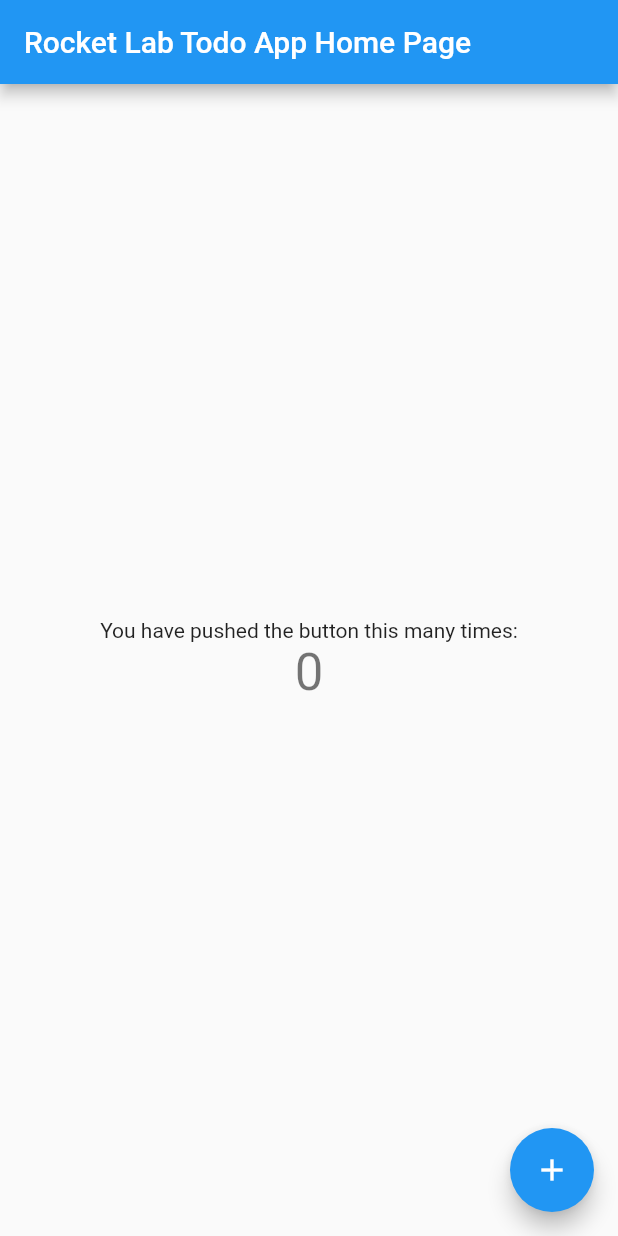
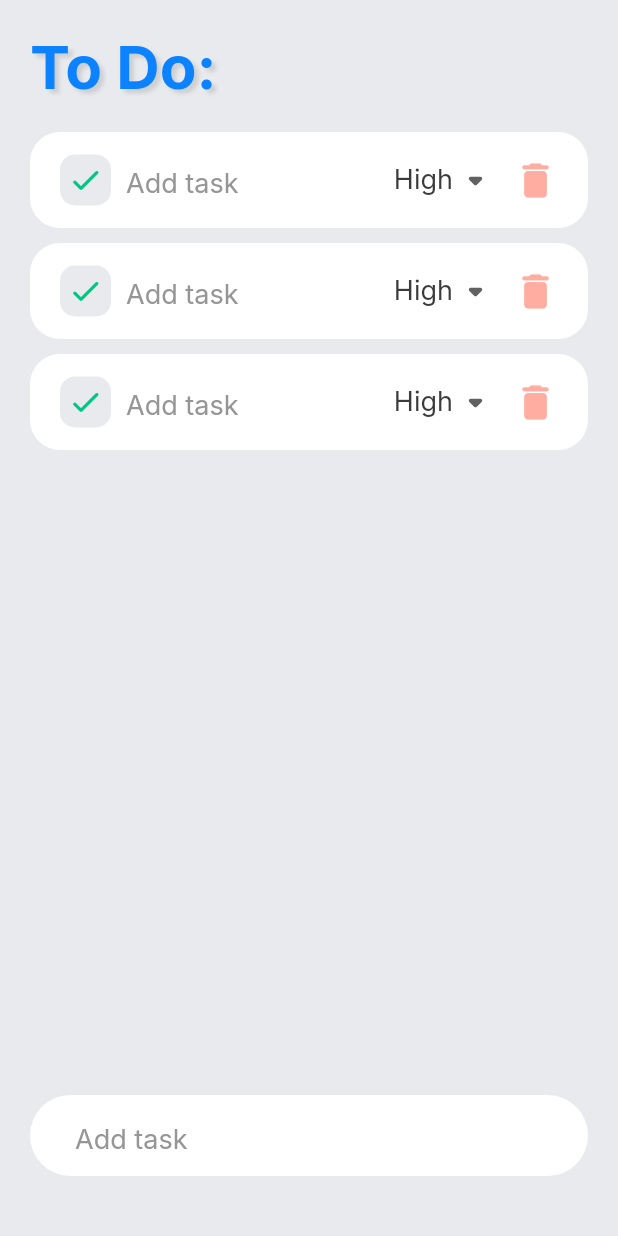
Before and after one commit to zvikasan/rocket_lab_todo_app, a Flutter app: the screen it shows after launch, on a phone screen of 412 x 824 dp. Run offline on Flutter 3.47's test engine with Material 2 defaults, Android fonts, the phone set to English and light mode, and no system bars; our stand-ins replace flutter_riverpod, google_fonts.

Commit message:
initial app setup and preliminary design

```diff
--- /dev/null
+++ b/lib/app.dart
@@ -0,0 +1,19 @@
+import 'package:flutter/material.dart';
+import 'package:rocket_lab_todo_app/to_do_list_screen.dart';
+
+class MyApp extends StatelessWidget {
+  const MyApp({super.key});
+
+  // This widget is the root of your application.
+  @override
+  Widget build(BuildContext context) {
+    return MaterialApp(
+      title: 'Rocket Lab Todo App',
+      debugShowCheckedModeBanner: false,
+      theme: ThemeData(
+        primarySwatch: Colors.grey,
+      ),
+      home: const ToDoListScreen(),
+    );
+  }
+}
--- a/lib/main.dart
+++ b/lib/main.dart
@@ -1,68 +1,14 @@
+import 'dart:async';
 import 'package:flutter/material.dart';
+import 'package:flutter_riverpod/flutter_riverpod.dart';
 
-void main() {
-  runApp(const MyApp());
+import 'app.dart';
+
+void main() async {
+  await runZonedGuarded(() async {
+    WidgetsFlutterBinding.ensureInitialized();
+    runApp(const ProviderScope(child: MyApp()));
+  }, (Object error, StackTrace stack) {
+    debugPrint("Uncaught exception: ${error.toString()}");
+  });
 }
-
-class MyApp extends StatelessWidget {
-  const MyApp({super.key});
-
-  // This widget is the root of your application.
-  @override
-  Widget build(BuildContext context) {
-    return MaterialApp(
-      title: 'Rocket Lab Todo App',
-      theme: ThemeData(
-        primarySwatch: Colors.blue,
-      ),
-      home: const MyHomePage(title: 'Rocket Lab Todo App Home Page'),
-    );
-  }
-}
-
-class MyHomePage extends StatefulWidget {
-  const MyHomePage({super.key, required this.title});
-
-  final String title;
-
-  @override
-  State<MyHomePage> createState() => _MyHomePageState();
-}
-
-class _MyHomePageState extends State<MyHomePage> {
-  int _counter = 0;
-
-  void _incrementCounter() {
-    setState(() {
-      _counter++;
-    });
-  }
-
-  @override
-  Widget build(BuildContext context) {
-    return Scaffold(
-      appBar: AppBar(
-        title: Text(widget.title),
-      ),
-      body: Center(
-        child: Column(
-          mainAxisAlignment: MainAxisAlignment.center,
-          children: <Widget>[
-            const Text(
-              'You have pushed the button this many times:',
-            ),
-            Text(
-              '$_counter',
-              style: Theme.of(context).textTheme.headline4,
-            ),
-          ],
-        ),
-      ),
-      floatingActionButton: FloatingActionButton(
-        onPressed: _incrementCounter,
-        tooltip: 'Increment',
-        child: const Icon(Icons.add),
-      ),
-    );
-  }
-}
--- /dev/null
+++ b/lib/theme/text_styles.dart
@@ -0,0 +1,22 @@
+import 'package:flutter/material.dart';
+import 'package:google_fonts/google_fonts.dart';
+import 'package:rocket_lab_todo_app/theme/theme_colors.dart';
+
+class TextStyles {
+  static TextStyle large = GoogleFonts.inter(
+    fontSize: 40,
+    color: ThemeColors.text,
+    fontWeight: FontWeight.bold,
+    shadows: <Shadow>[
+      const Shadow(
+        offset: Offset(3, 3),
+        blurRadius: 3.0,
+        color: Colors.black12,
+      ),
+    ],
+  );
+  static TextStyle regular =
+      GoogleFonts.inter(fontSize: 25, color: ThemeColors.text);
+  static TextStyle small =
+      GoogleFonts.inter(fontSize: 18, color: ThemeColors.text);
+}
--- /dev/null
+++ b/lib/theme/theme_colors.dart
@@ -0,0 +1,14 @@
+import 'package:flutter/material.dart';
+
+class ThemeColors {
+  static const Color background = Color(0xFFE8EAEE);
+  static const Color taskBg = Colors.white;
+  static const Color text = Color(0xFF3B3B3E);
+  static const Color hintText = Color(0xFF969696);
+  static const Color icon = Color(0xFF6C717B);
+  static const Color accent1 = Color.fromARGB(255, 12, 130, 255);
+  static const Color accent2 = Color(0xFF00C682);
+  static const Color accent3 = Color(0xFFFF6C5D);
+  static const Color delete = Color.fromARGB(255, 255, 173, 161);
+  static const Color accent4 = Color(0xFF963AFF);
+}
--- /dev/null
+++ b/lib/to_do_list_screen.dart
@@ -0,0 +1,65 @@
+import 'package:flutter/material.dart';
+import 'package:flutter_riverpod/flutter_riverpod.dart';
+import 'package:rocket_lab_todo_app/theme/text_styles.dart';
+import 'package:rocket_lab_todo_app/theme/theme_colors.dart';
+import 'package:rocket_lab_todo_app/widgets/add_task_widget.dart';
+import 'package:rocket_lab_todo_app/widgets/display_task_widget/custom_checkbox.dart';
+import 'package:rocket_lab_todo_app/widgets/display_task_widget/display_task_widget.dart';
+import 'package:rocket_lab_todo_app/widgets/display_task_widget/priority_button.dart';
+import 'package:rocket_lab_todo_app/widgets/sort_button.dart';
+
+class ToDoListScreen extends ConsumerWidget {
+  const ToDoListScreen({super.key});
+
+  @override
+  Widget build(BuildContext context, WidgetRef ref) {
+    return GestureDetector(
+      onTap: () => FocusScope.of(context).unfocus(),
+      child: Scaffold(
+        backgroundColor: ThemeColors.background,
+        body: SafeArea(
+            child: Padding(
+          padding: const EdgeInsets.symmetric(horizontal: 20),
+          child: Stack(
+            children: [
+              Column(
+                crossAxisAlignment: CrossAxisAlignment.stretch,
+                children: [
+                  const SizedBox(height: 20),
+                  Row(
+                    children: [
+                      Expanded(
+                        child: Text(
+                          "To Do:",
+                          style: TextStyles.large
+                              .copyWith(color: ThemeColors.accent1),
+                        ),
+                      )
+                    ],
+                  ),
+                  const SizedBox(height: 20),
+                  SingleChildScrollView(
+                    child: Column(children: [
+                      DisplayTaskWidget(),
+                      const SizedBox(height: 10),
+                      DisplayTaskWidget(),
+                      const SizedBox(height: 10),
+                      DisplayTaskWidget(),
+                    ]),
+                  ),
+                ],
+              ),
+              Column(
+                children: const [
+                  Spacer(),
+                  AddTaskWidget(),
+                  SizedBox(height: 40),
+                ],
+              )
+            ],
+          ),
+        )),
+      ),
+    );
+  }
+}
--- /dev/null
+++ b/lib/widgets/add_task_widget.dart
@@ -0,0 +1,38 @@
+import 'package:flutter/material.dart';
+import 'package:flutter_riverpod/flutter_riverpod.dart';
+
+import '../theme/text_styles.dart';
+import '../theme/theme_colors.dart';
+
+class AddTaskWidget extends ConsumerWidget {
+  const AddTaskWidget({super.key});
+
+  @override
+  Widget build(BuildContext context, WidgetRef ref) {
+    return Container(
+      padding: const EdgeInsets.symmetric(horizontal: 30),
+      decoration: BoxDecoration(
+        color: ThemeColors.taskBg,
+        borderRadius: BorderRadius.circular(30),
+      ),
+      child: Row(
+        children: [
+          Expanded(
+            child: TextFormField(
+              style:
+                  TextStyles.regular.copyWith(decoration: TextDecoration.none),
+              textInputAction: TextInputAction.done,
+              decoration: InputDecoration(
+                border: InputBorder.none,
+                hintText: "Add task",
+                hintStyle: TextStyles.small.copyWith(
+                  color: ThemeColors.hintText,
+                ),
+              ),
+            ),
+          ),
+        ],
+      ),
+    );
+  }
+}
--- /dev/null
+++ b/lib/widgets/display_task_widget/custom_checkbox.dart
@@ -0,0 +1,24 @@
+import 'package:flutter/material.dart';
+import 'package:flutter_riverpod/flutter_riverpod.dart';
+import 'package:rocket_lab_todo_app/theme/theme_colors.dart';
+
+class CustomCheckbox extends ConsumerWidget {
+  const CustomCheckbox({super.key});
+
+  @override
+  Widget build(BuildContext context, WidgetRef ref) {
+    return GestureDetector(
+      onTap: () {},
+      child: Container(
+        padding: const EdgeInsets.all(5),
+        decoration: BoxDecoration(
+            color: ThemeColors.background,
+            borderRadius: BorderRadius.circular(10)),
+        child: const Icon(
+          Icons.check_rounded,
+          color: ThemeColors.accent2,
+        ),
+      ),
+    );
+  }
+}
--- /dev/null
+++ b/lib/widgets/display_task_widget/display_task_widget.dart
@@ -0,0 +1,54 @@
+import 'package:flutter/material.dart';
+import 'package:flutter_riverpod/flutter_riverpod.dart';
+import 'package:rocket_lab_todo_app/widgets/display_task_widget/priority_button.dart';
+
+import '../../theme/text_styles.dart';
+import '../../theme/theme_colors.dart';
+import 'custom_checkbox.dart';
+
+class DisplayTaskWidget extends ConsumerWidget {
+  const DisplayTaskWidget({super.key});
+
+  @override
+  Widget build(BuildContext context, WidgetRef ref) {
+    return Container(
+      padding: const EdgeInsets.symmetric(horizontal: 20, vertical: 5),
+      decoration: BoxDecoration(
+        color: ThemeColors.taskBg,
+        borderRadius: BorderRadius.circular(20),
+      ),
+      child: Row(
+        children: [
+          const CustomCheckbox(),
+          const SizedBox(width: 10),
+          Expanded(
+            child: TextFormField(
+              style:
+                  TextStyles.regular.copyWith(decoration: TextDecoration.none),
+              textInputAction: TextInputAction.done,
+              decoration: InputDecoration(
+                border: InputBorder.none,
+                hintText: "Add task",
+                hintStyle: TextStyles.small.copyWith(
+                  color: ThemeColors.hintText,
+                ),
+              ),
+            ),
+          ),
+          const PriorityButton(),
+          IconButton(
+            padding: const EdgeInsets.all(0),
+            alignment: Alignment.centerRight,
+            onPressed: () {},
+            icon: const Icon(
+              Icons.delete_rounded,
+              size: 30,
+              color: ThemeColors.delete,
+            ),
+            visualDensity: VisualDensity.compact,
+          )
+        ],
+      ),
+    );
+  }
+}
--- /dev/null
+++ b/lib/widgets/display_task_widget/priority_button.dart
@@ -0,0 +1,38 @@
+import 'package:flutter/material.dart';
+import 'package:flutter_riverpod/flutter_riverpod.dart';
+import 'package:rocket_lab_todo_app/theme/text_styles.dart';
+import 'package:rocket_lab_todo_app/theme/theme_colors.dart';
+
+class PriorityButton extends ConsumerWidget {
+  const PriorityButton({super.key});
+
+  final items = const ['Low', 'Medium', 'High'];
+
+  DropdownMenuItem<String> buildMenuItem(String item) => DropdownMenuItem(
+        value: item,
+        child: Text(item),
+      );
+
+  @override
+  Widget build(BuildContext context, WidgetRef ref) {
+    return Container(
+      padding: const EdgeInsets.symmetric(horizontal: 0),
+      decoration: BoxDecoration(
+          // border: Border.all(color: ThemeColors.background),
+          borderRadius: BorderRadius.circular(10)),
+      child: DropdownButtonHideUnderline(
+        child: DropdownButton<String>(
+          isDense: true,
+          iconSize: 30,
+          icon: const Icon(Icons.arrow_drop_down_rounded),
+          alignment: Alignment.bottomRight,
+          borderRadius: BorderRadius.circular(10),
+          value: "High",
+          style: TextStyles.small, //Todo change color depending on priority
+          items: items.map(buildMenuItem).toList(),
+          onChanged: (value) {},
+        ),
+      ),
+    );
+  }
+}
--- /dev/null
+++ b/lib/widgets/sort_button.dart
@@ -0,0 +1,35 @@
+import 'package:flutter/material.dart';
+import 'package:flutter_riverpod/flutter_riverpod.dart';
+
+import '../theme/theme_colors.dart';
+
+class SortButton extends ConsumerWidget {
+  const SortButton({super.key});
+
+  @override
+  Widget build(BuildContext context, WidgetRef ref) {
+    return Material(
+      borderRadius: BorderRadius.circular(20),
+      child: InkWell(
+        onTap: () {
+          print("tapped");
+        },
+        splashColor: ThemeColors.accent1.withOpacity(0.5),
+        borderRadius: BorderRadius.circular(20),
+        // radius: 20,
+        child: Container(
+          padding: const EdgeInsets.all(10),
+          decoration: BoxDecoration(
+            color: Colors.transparent,
+            borderRadius: BorderRadius.circular(20),
+          ),
+          child: const Icon(
+            Icons.sort_rounded,
+            size: 30,
+            color: ThemeColors.hintText,
+          ),
+        ),
+      ),
+    );
+  }
+}
```
Also changed, not shown: pubspec.yaml (+4 -3 lines), pubspec.lock, 9 other files.
